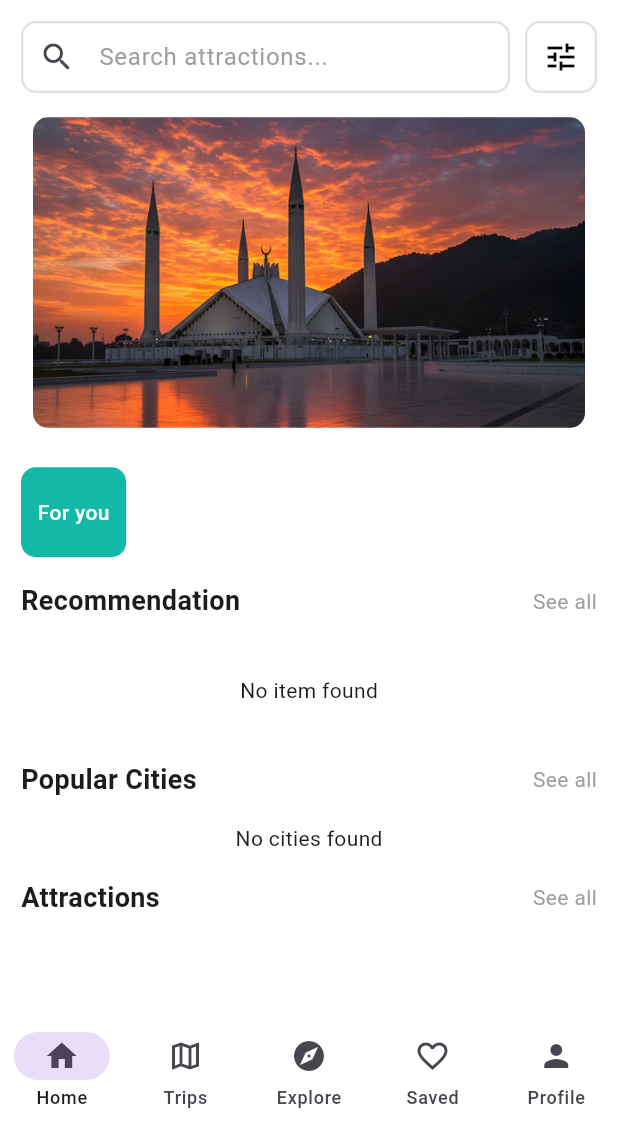
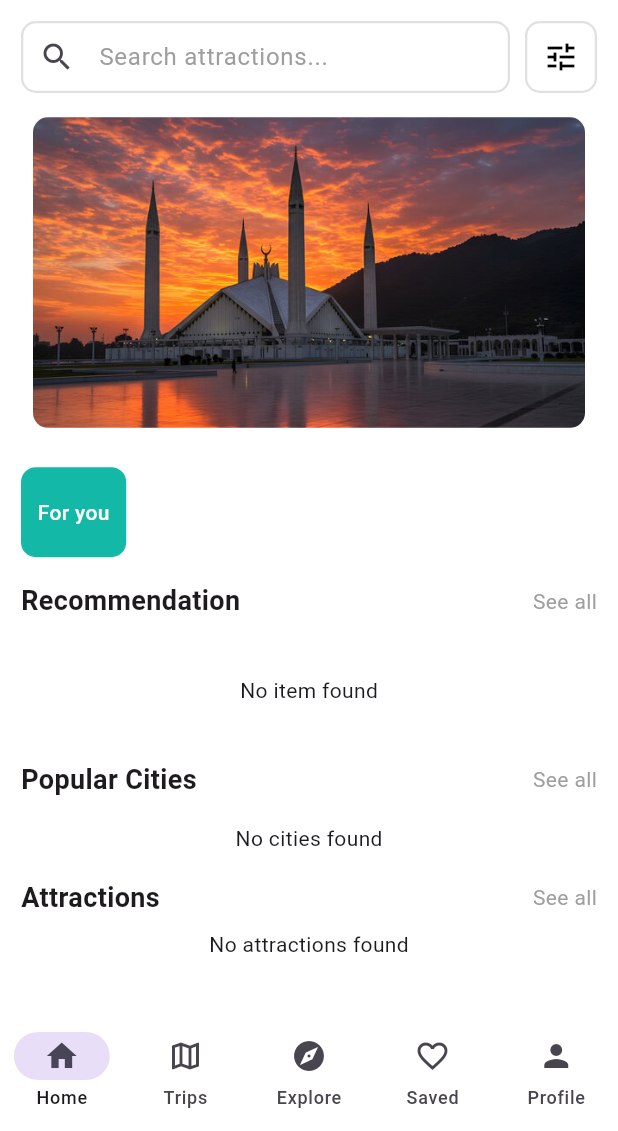
Before and after one commit to Abraham12gha/city_guide, a Flutter app: the screen it shows once a user with an empty profile is signed in, on a phone screen of 412 x 824 dp, the part 105-1236 px from its top. Run offline on Flutter 3.47's test engine with Material 3 defaults, Android fonts, the phone set to English and light mode, and no system bars; drawn by our look-alikes of carousel_slider; our stand-ins replace cloud_firestore, firebase_auth, firebase_core, firebase_messaging, fl_chart, flutter_map and 7 more; missing offline and left inert: app_settings, flutter_facebook_auth, flutter_polyline_points; accounts and stored records are empty.

Commit message:
add shimmer skeleton loadin in home screen

```diff
--- a/lib/screens/app_screen/home_screen.dart
+++ b/lib/screens/app_screen/home_screen.dart
@@ -2,6 +2,7 @@ import 'package:carousel_slider/carousel_slider.dart';
 import 'package:city_guide/screens/app_screen/attraction_detail.dart';
 import 'package:flutter/material.dart';
 import 'package:cloud_firestore/cloud_firestore.dart';
+import 'package:shimmer/shimmer.dart';
 import '../../services/home_firestore.dart';
 import 'attraction_result_screen.dart';
 
@@ -85,6 +86,109 @@ class _HomeScreenState extends State<HomeScreen> {
     } catch (_) {
       return false;
     }
+  }
+
+  Widget skeletonCard() {
+    return Shimmer.fromColors(
+      baseColor: Colors.grey.shade300,
+      highlightColor: Colors.grey.shade100,
+      child: Container(
+        decoration: BoxDecoration(
+          color: Colors.white,
+          borderRadius: BorderRadius.circular(16),
+        ),
+        child: Column(
+          crossAxisAlignment: CrossAxisAlignment.start,
+          children: [
+            Container(
+              height: 120,
+              decoration: const BoxDecoration(
+                color: Colors.white,
+                borderRadius: BorderRadius.vertical(
+                  top: Radius.circular(16),
+                ),
+              ),
+            ),
+
+            const SizedBox(height: 10),
+
+            Container(
+              height: 14,
+              margin: const EdgeInsets.symmetric(horizontal: 10),
+              color: Colors.white,
+            ),
+
+            const SizedBox(height: 8),
+
+            Container(
+              height: 12,
+              margin: const EdgeInsets.symmetric(horizontal: 10),
+              color: Colors.white,
+            ),
+          ],
+        ),
+      ),
+    );
+  }
+
+
+  Widget citySkeletonCard() {
+    return Shimmer.fromColors(
+      baseColor: Colors.grey.shade300,
+      highlightColor: Colors.grey.shade100,
+      child: Container(
+        width: 220,
+        margin: const EdgeInsets.only(right: 12),
+        decoration: BoxDecoration(
+          color: Colors.white,
+          borderRadius: BorderRadius.circular(16),
+        ),
+        child: Column(
+          children: [
+            Container(
+              height: 150,
+              decoration: const BoxDecoration(
+                color: Colors.white,
+                borderRadius: BorderRadius.vertical(
+                  top: Radius.circular(16),
+                ),
+              ),
+            ),
+
+            const SizedBox(height: 12),
+
+            Container(
+              height: 14,
+              margin: const EdgeInsets.symmetric(horizontal: 12),
+              color: Colors.white,
+            ),
+
+            const SizedBox(height: 8),
+
+            Container(
+              height: 12,
+              margin: const EdgeInsets.symmetric(horizontal: 12),
+              color: Colors.white,
+            ),
+          ],
+        ),
+      ),
+    );
+  }
+
+  Widget skeletonGrid() {
+    return GridView.builder(
+      shrinkWrap: true,
+      physics: const NeverScrollableScrollPhysics(),
+      itemCount: 6,
+      gridDelegate: const SliverGridDelegateWithFixedCrossAxisCount(
+        crossAxisCount: 2,
+        crossAxisSpacing: 12,
+        mainAxisSpacing: 12,
+        childAspectRatio: 0.72,
+      ),
+      itemBuilder: (_, __) => skeletonCard(),
+    );
   }
 
   Widget _buildGridView(List<QueryDocumentSnapshot> results) {
@@ -998,8 +1102,19 @@ class _HomeScreenState extends State<HomeScreen> {
                 StreamBuilder<QuerySnapshot>(
                   stream: getAttractions(),
                   builder: (context, snapshot) {
-                    if (!snapshot.hasData) {
-                      return const Center(child: CircularProgressIndicator());
+                    if (snapshot.connectionState == ConnectionState.waiting) {
+                      return SizedBox(
+                        height: 260,
+                        child: ListView.builder(
+                          scrollDirection: Axis.horizontal,
+                          itemCount: 4,
+                          itemBuilder: (_, __) => Container(
+                            width: 270,
+                            margin: const EdgeInsets.only(right: 12),
+                            child: skeletonCard(),
+                          ),
+                        ),
+                      );
                     }
 
                     final attractions = snapshot.data!.docs;
@@ -1288,9 +1403,14 @@ class _HomeScreenState extends State<HomeScreen> {
                       .collection('cities')
                       .snapshots(),
                   builder: (context, snapshot) {
-                    if (!snapshot.hasData) {
-                      return const Center(
-                        child: CircularProgressIndicator(),
+                    if (snapshot.connectionState == ConnectionState.waiting) {
+                      return SizedBox(
+                        height: 280,
+                        child: ListView.builder(
+                          scrollDirection: Axis.horizontal,
+                          itemCount: 4,
+                          itemBuilder: (_, __) => citySkeletonCard(),
+                        ),
                       );
                     }
 
@@ -1407,38 +1527,21 @@ class _HomeScreenState extends State<HomeScreen> {
                       .snapshots(),
 
                   builder: (context, snapshot) {
-              if (!snapshot.hasData) {
-                return const CircularProgressIndicator();
-              }
-
-              if (!isInitialized) {
-                allAttractions = List<QueryDocumentSnapshot>.from(
-                  snapshot.data!.docs,
-                );
-
-                allAttractions.shuffle();
-
-                visibleAttractions =
-                    allAttractions.take(itemsToShow).toList();
-
-                isInitialized = true;
-              }
-
-              return _buildGridView(visibleAttractions);
-            }
-
-
-        )
-
-                // TextButton(
-                //   onPressed: () {
-                //     Navigator.push(
-                //       context,
-                //       MaterialPageRoute(builder: (context) => AttractionDetail()),
-                //     );
-                //   },
-                //   child: Text("attraction detailed"),
-                // ),
+
+                    if (snapshot.connectionState == ConnectionState.waiting) {
+                      return skeletonGrid();
+                    }
+
+                    if (!snapshot.hasData || snapshot.data!.docs.isEmpty) {
+                      return const Center(
+                        child: Text("No attractions found"),
+                      );
+                    }
+
+                    return _buildGridView(snapshot.data!.docs);
+                  },
+                ),
+
               ],
             ),
           ),
--- a/pubspec.yaml
+++ b/pubspec.yaml
@@ -55,6 +55,7 @@ dependencies:
   flutter_polyline_points: ^3.1.0
   fl_chart: ^1.2.0
   flutter_launcher_icons: ^0.14.4
+  shimmer: ^3.0.0
 
 
 flutter_launcher_icons:
```
Also changed, not shown: pubspec.lock. Lines whose indentation alone changed are shown as unchanged.
